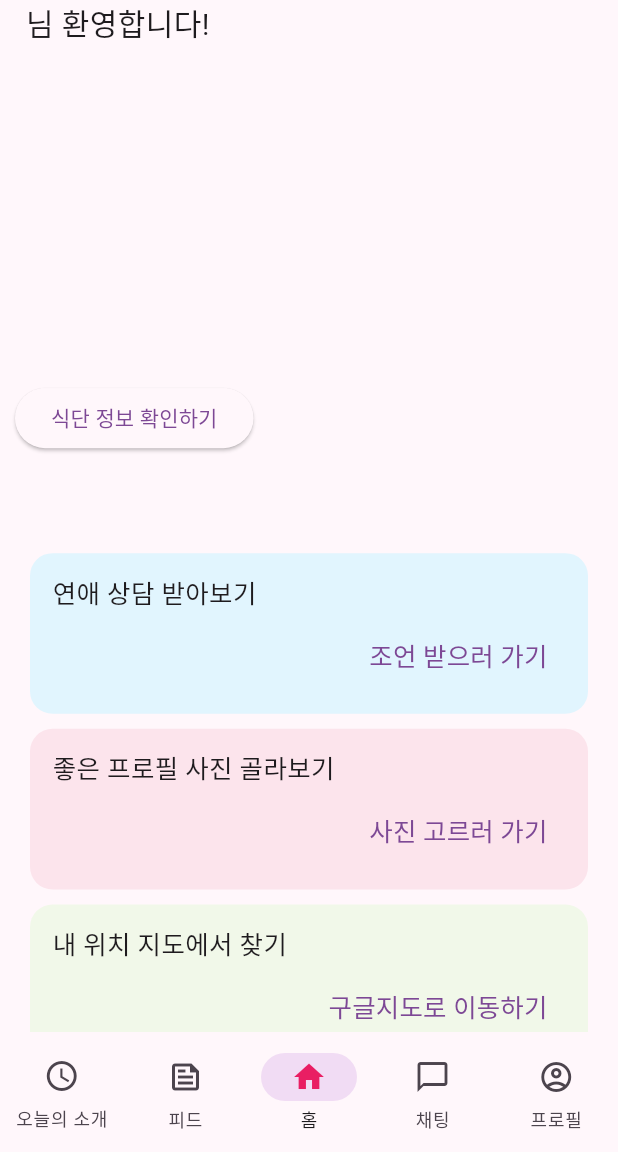
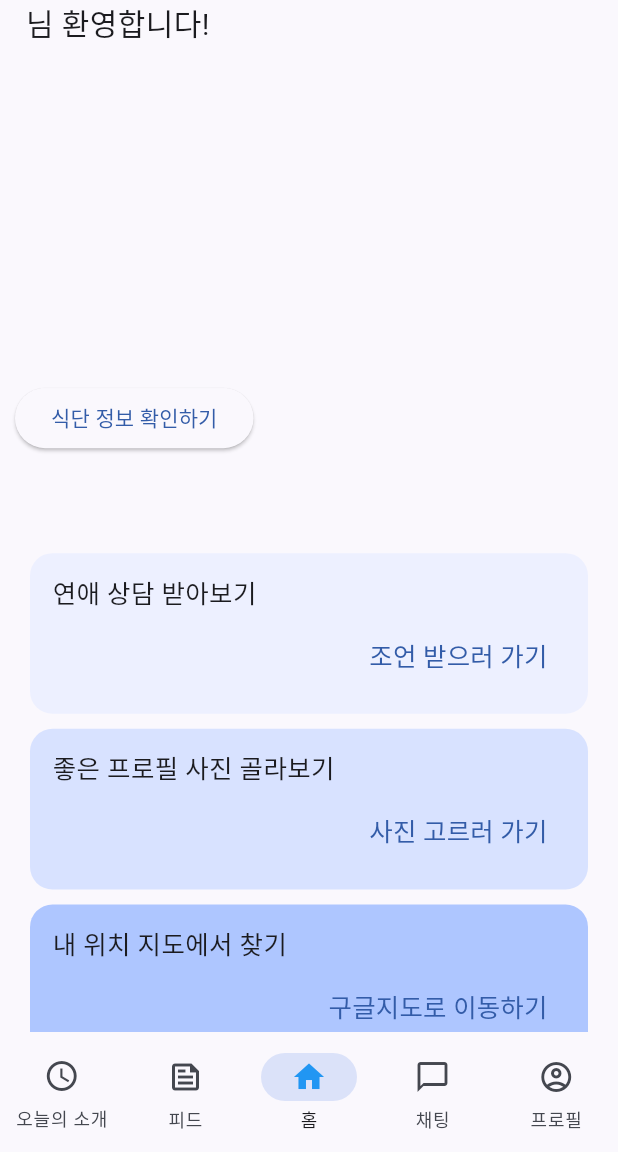
Before and after one commit to MoappFinalTeamProject/MoappTeamProject, a Flutter app: the NavigationPage screen opened directly, on a phone screen of 412 x 824 dp, the part 84-1236 px from its top. Run offline on Flutter 3.47's test engine with Material 2 defaults, Android fonts, the phone set to English and light mode, and no system bars; drawn by our look-alikes of carousel_slider, smooth_page_indicator; our stand-ins replace chat_bubbles, cloud_firestore, date_format, firebase_auth, firebase_core, firebase_storage and 10 more; missing offline and left inert: dart_openai, google_mlkit_face_detection, onboarding; accounts and stored records are empty.

Commit message:
update_overall_color
color sheme 업데이트 했습니다. 에러떄문에 브런치로 이동이 안돼서 메인에서 작업했습니다 ㅠㅜ

```diff
--- a/lib/app.dart
+++ b/lib/app.dart
@@ -43,6 +43,10 @@
         ),
       ],
       child: MaterialApp(
+      //  theme : ThemeData(
+      //   useMaterial3: true,
+      //   colorScheme: ColorScheme.fromSeed(seedColor: Colors.lightBlue),
+      //  ),
         title: '13:13',
         initialRoute: '/splash',
         debugShowCheckedModeBanner: false,
--- a/lib/pages/home_page/home.dart
+++ b/lib/pages/home_page/home.dart
@@ -115,7 +115,7 @@
               contentBox(
                 context,
                 4,
-                Colors.lightBlue[50]!,
+              Color.fromARGB(255, 237,240,255),
                 () {
                   Navigator.pushNamed(context, '/cardFlip');
                 },
@@ -135,7 +135,7 @@
               contentBox(
                 context,
                 2,
-                Colors.pink[50]!,
+                Color.fromARGB(255, 216,226,255),
                 () {
                   Navigator.pushNamed(context, '/faceDetect');
                 },
@@ -145,7 +145,7 @@
               contentBox(
                 context,
                 3,
-                Colors.lightGreen[50]!,
+                Color.fromARGB(255, 174,198,255),
                 () {
                   Navigator.pushNamed(context, '/googleMap');
                 },
--- a/lib/pages/navigation.dart
+++ b/lib/pages/navigation.dart
@@ -37,26 +37,26 @@
           NavigationDestination(
             selectedIcon: Icon(
               Icons.access_time_filled,
-              color: Colors.pink,
+              color: Colors.blue,
             ),
             icon: Icon(Icons.access_time),
             label: '오늘의 소개',
           ),
           NavigationDestination(
-            selectedIcon: Icon(Icons.feed, color: Colors.pink),
+            selectedIcon: Icon(Icons.feed, color: Colors.blue),
             icon: Icon(Icons.feed_outlined),
             label: '피드',
           ),
           NavigationDestination(
-            selectedIcon: Icon(Icons.home, color: Colors.pink),
+            selectedIcon: Icon(Icons.home, color: Colors.blue),
             icon: Icon(Icons.home_outlined),
             label: '홈',
           ),
           NavigationDestination(
-            selectedIcon: Icon(Icons.messenger, color: Colors.pink),
+            selectedIcon: Icon(Icons.messenger, color: Colors.blue),
             // selectedIcon: Badge(
             //   label: Text('2'),
-            //   child: Icon(Icons.messenger, color: Colors.pink),
+            //   child: Icon(Icons.messenger, color: Colors.blue),
             // ),
             icon: Icon(Icons.messenger_outline),
             // icon: Badge(
@@ -66,7 +66,7 @@
             label: '채팅',
           ),
           NavigationDestination(
-            selectedIcon: Icon(Icons.account_circle, color: Colors.pink),
+            selectedIcon: Icon(Icons.account_circle, color: Colors.blue),
             icon: Icon(Icons.account_circle_outlined),
             label: '프로필',
           ),
--- a/lib/pages/today_date_page/filter.dart
+++ b/lib/pages/today_date_page/filter.dart
@@ -45,6 +45,7 @@
             ],
           ),
           Slider(
+            activeColor: Colors.pink[200],
             value: _currentSliderValue == 1? appState.atLeastPerc : _currentSliderValue,
             max: 100,
             divisions: 5,
--- a/lib/pages/today_date_page/today_date.dart
+++ b/lib/pages/today_date_page/today_date.dart
@@ -51,7 +51,7 @@
         flipOnTouch: appState.isFlipped ? false : true,
         front: Container(
           decoration: const BoxDecoration(
-            color: Color.fromARGB(255, 241, 211, 230),
+            color: Color.fromARGB(255, 255, 224, 243),
             borderRadius: BorderRadius.all(Radius.circular(10.0)),
           ),
           child: Column(
@@ -178,7 +178,6 @@
                                         }
                                       : null,
                                   style: ElevatedButton.styleFrom(
-                                      primary: Colors.pink[50],
                                       foregroundColor: Colors.black),
                                   child: const Text("매칭 신청")),
                             ],
--- a/pubspec.yaml
+++ b/pubspec.yaml
@@ -34,6 +34,7 @@
   flutter_local_notifications: null
   date_format: ^2.0.7
   timer_builder: ^2.0.0
+  dynamic_color: ^1.6.8
 dev_dependencies:
   flutter_test:
     sdk: flutter
```
Also changed, not shown: lib/src/app_state.dart (+14 -4 lines), lib/color_schemes.g.dart.
